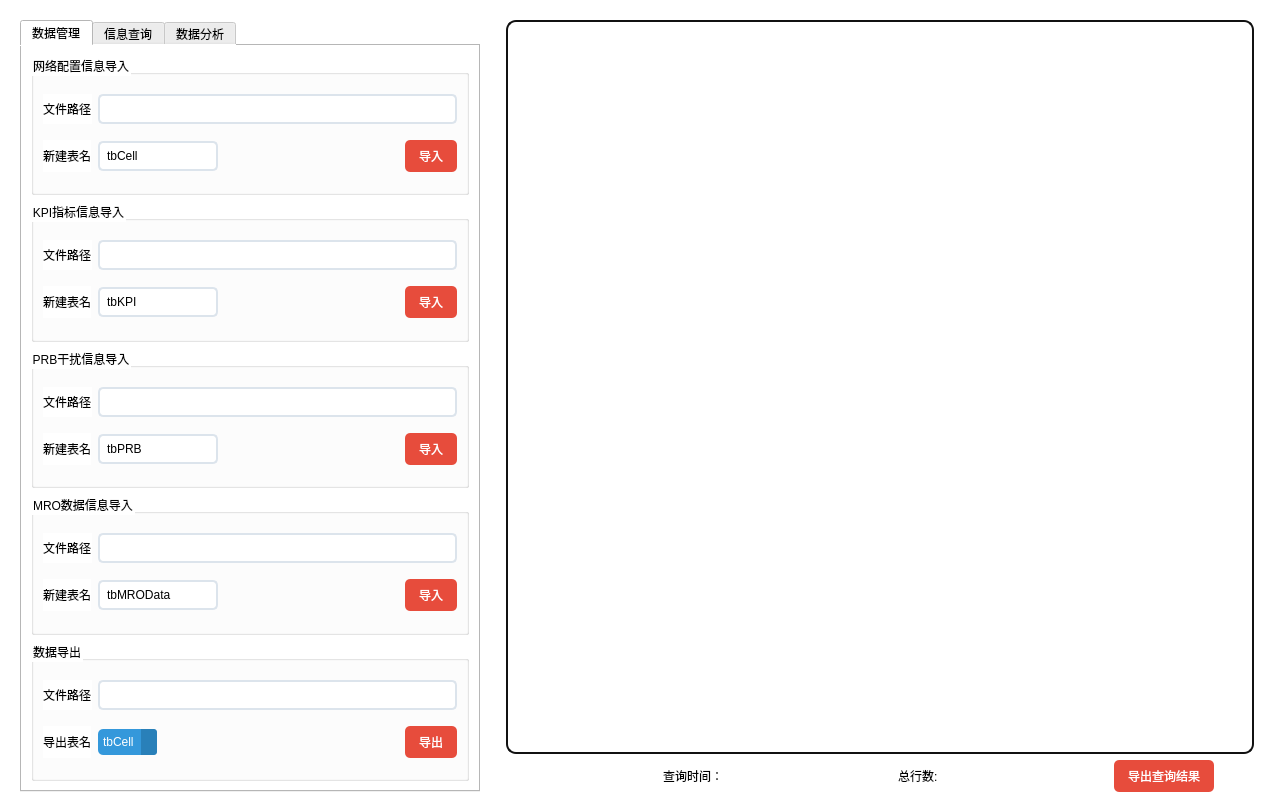
Connor1996/DatabaseExpr, file src/management.ui: the form before one commit.
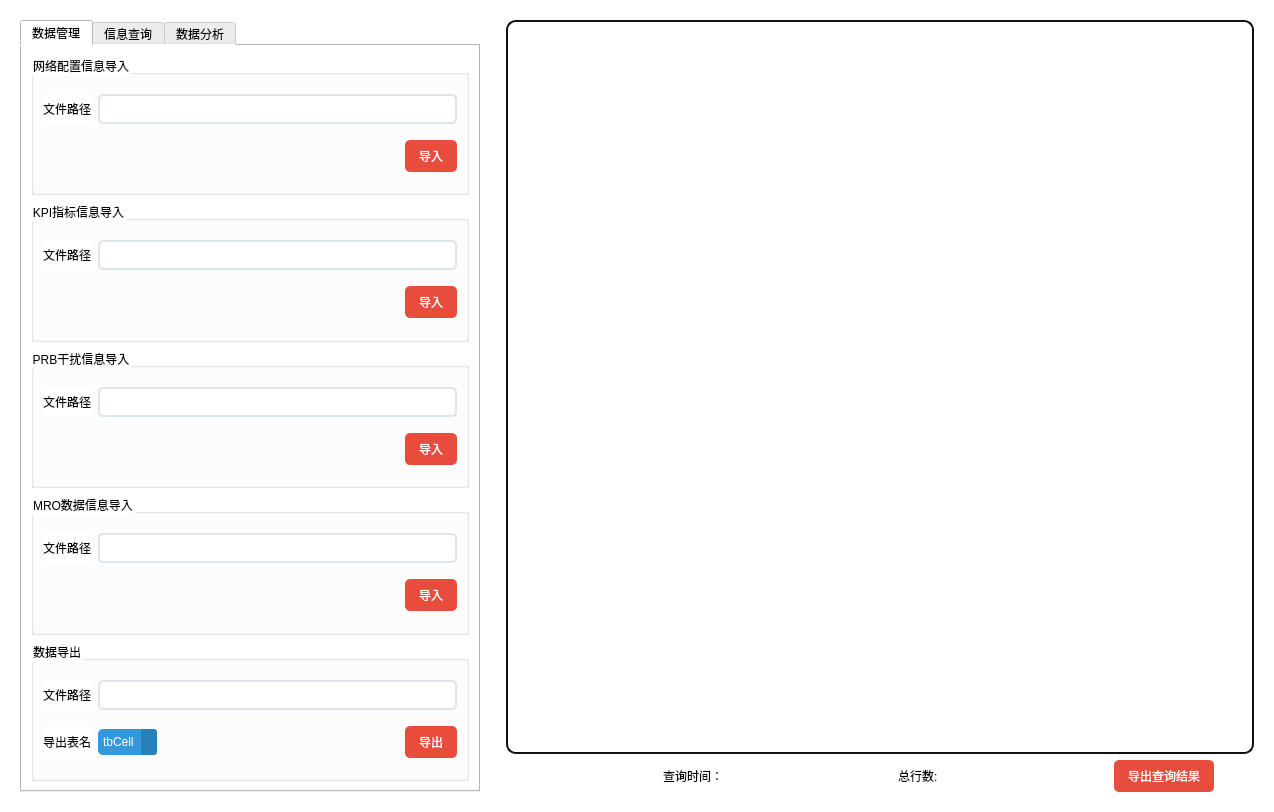
The form after the commit. The open tabs and pages were chosen to show the change. Icons and pictures are not drawn.

The edit to the form file:
```diff
--- a/src/management.ui
+++ b/src/management.ui
@@ -133,39 +133,6 @@
                 <property name="sizeConstraint">
                  <enum>QLayout::SetMinAndMaxSize</enum>
                 </property>
-                <item>
-                 <widget class="QLabel" name="label_21">
-                  <property name="sizePolicy">
-                   <sizepolicy hsizetype="Fixed" vsizetype="Minimum">
-                    <horstretch>0</horstretch>
-                    <verstretch>0</verstretch>
-                   </sizepolicy>
-                  </property>
-                  <property name="frameShape">
-                   <enum>QFrame::NoFrame</enum>
-                  </property>
-                  <property name="text">
-                   <string>新建表名</string>
-                  </property>
-                 </widget>
-                </item>
-                <item>
-                 <widget class="QLineEdit" name="userIdEdit_15">
-                  <property name="sizePolicy">
-                   <sizepolicy hsizetype="Minimum" vsizetype="Fixed">
-                    <horstretch>0</horstretch>
-                    <verstretch>0</verstretch>
-                   </sizepolicy>
-                  </property>
-                  <property name="styleSheet">
-                   <string notr="true">QLineEdit{border-style:none;padding:5px;border-radius:5px;border:2px solid #DCE4EC;}
-QLineEdit:focus{border:2px solid #3498DB;}</string>
-                  </property>
-                  <property name="text">
-                   <string>tbCell</string>
-                  </property>
-                 </widget>
-                </item>
                 <item>
                  <spacer name="horizontalSpacer_14">
                   <property name="orientation">
@@ -261,39 +228,6 @@
                 <property name="sizeConstraint">
                  <enum>QLayout::SetMinAndMaxSize</enum>
                 </property>
-                <item>
-                 <widget class="QLabel" name="label_19">
-                  <property name="sizePolicy">
-                   <sizepolicy hsizetype="Fixed" vsizetype="Minimum">
-                    <horstretch>0</horstretch>
-                    <verstretch>0</verstretch>
-                   </sizepolicy>
-                  </property>
-                  <property name="frameShape">
-                   <enum>QFrame::NoFrame</enum>
-                  </property>
-                  <property name="text">
-                   <string>新建表名</string>
-                  </property>
-                 </widget>
-                </item>
-                <item>
-                 <widget class="QLineEdit" name="userIdEdit_13">
-                  <property name="sizePolicy">
-                   <sizepolicy hsizetype="Minimum" vsizetype="Fixed">
-                    <horstretch>0</horstretch>
-                    <verstretch>0</verstretch>
-                   </sizepolicy>
-                  </property>
-                  <property name="styleSheet">
-                   <string notr="true">QLineEdit{border-style:none;padding:5px;border-radius:5px;border:2px solid #DCE4EC;}
-QLineEdit:focus{border:2px solid #3498DB;}</string>
-                  </property>
-                  <property name="text">
-                   <string>tbKPI</string>
-                  </property>
-                 </widget>
-                </item>
                 <item>
                  <spacer name="horizontalSpacer_13">
                   <property name="orientation">
@@ -389,39 +323,6 @@
                 <property name="sizeConstraint">
                  <enum>QLayout::SetMinAndMaxSize</enum>
                 </property>
-                <item>
-                 <widget class="QLabel" name="label_17">
-                  <property name="sizePolicy">
-                   <sizepolicy hsizetype="Fixed" vsizetype="Minimum">
-                    <horstretch>0</horstretch>
-                    <verstretch>0</verstretch>
-                   </sizepolicy>
-                  </property>
-                  <property name="frameShape">
-                   <enum>QFrame::NoFrame</enum>
-                  </property>
-                  <property name="text">
-                   <string>新建表名</string>
-                  </property>
-                 </widget>
-                </item>
-                <item>
-                 <widget class="QLineEdit" name="userIdEdit_11">
-                  <property name="sizePolicy">
-                   <sizepolicy hsizetype="Minimum" vsizetype="Fixed">
-                    <horstretch>0</horstretch>
-                    <verstretch>0</verstretch>
-                   </sizepolicy>
-                  </property>
-                  <property name="styleSheet">
-                   <string notr="true">QLineEdit{border-style:none;padding:5px;border-radius:5px;border:2px solid #DCE4EC;}
-QLineEdit:focus{border:2px solid #3498DB;}</string>
-                  </property>
-                  <property name="text">
-                   <string>tbPRB</string>
-                  </property>
-                 </widget>
-                </item>
                 <item>
                  <spacer name="horizontalSpacer_12">
                   <property name="orientation">
@@ -517,39 +418,6 @@
                 <property name="sizeConstraint">
                  <enum>QLayout::SetMinAndMaxSize</enum>
                 </property>
-                <item>
-                 <widget class="QLabel" name="label_12">
-                  <property name="sizePolicy">
-                   <sizepolicy hsizetype="Fixed" vsizetype="Minimum">
-                    <horstretch>0</horstretch>
-                    <verstretch>0</verstretch>
-                   </sizepolicy>
-                  </property>
-                  <property name="frameShape">
-                   <enum>QFrame::NoFrame</enum>
-                  </property>
-                  <property name="text">
-                   <string>新建表名</string>
-                  </property>
-                 </widget>
-                </item>
-                <item>
-                 <widget class="QLineEdit" name="userIdEdit_9">
-                  <property name="sizePolicy">
-                   <sizepolicy hsizetype="Minimum" vsizetype="Fixed">
-                    <horstretch>0</horstretch>
-                    <verstretch>0</verstretch>
-                   </sizepolicy>
-                  </property>
-                  <property name="styleSheet">
-                   <string notr="true">QLineEdit{border-style:none;padding:5px;border-radius:5px;border:2px solid #DCE4EC;}
-QLineEdit:focus{border:2px solid #3498DB;}</string>
-                  </property>
-                  <property name="text">
-                   <string>tbMROData</string>
-                  </property>
-                 </widget>
-                </item>
                 <item>
                  <spacer name="horizontalSpacer_11">
                   <property name="orientation">
```
Left out of the diff: 115 changed lines with no effect on the pictures.
